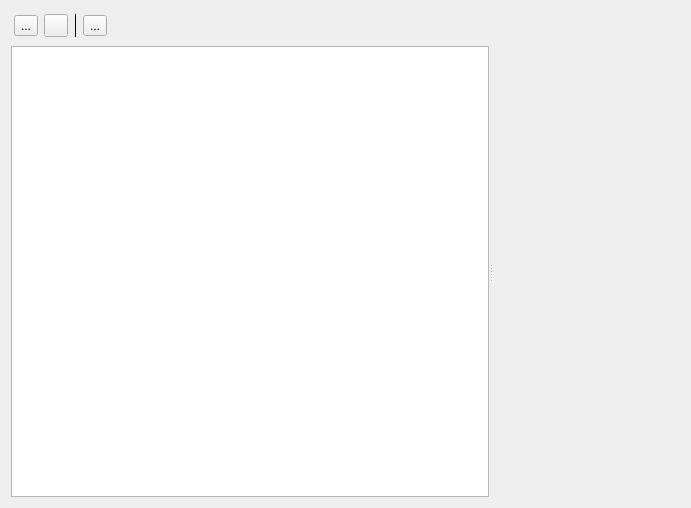
This is IntrinsicEd/src/IntrinsicEdManagerWindow.ui in begla/Intrinsic as Qt 5 draws it before an edit. The edited form follows.
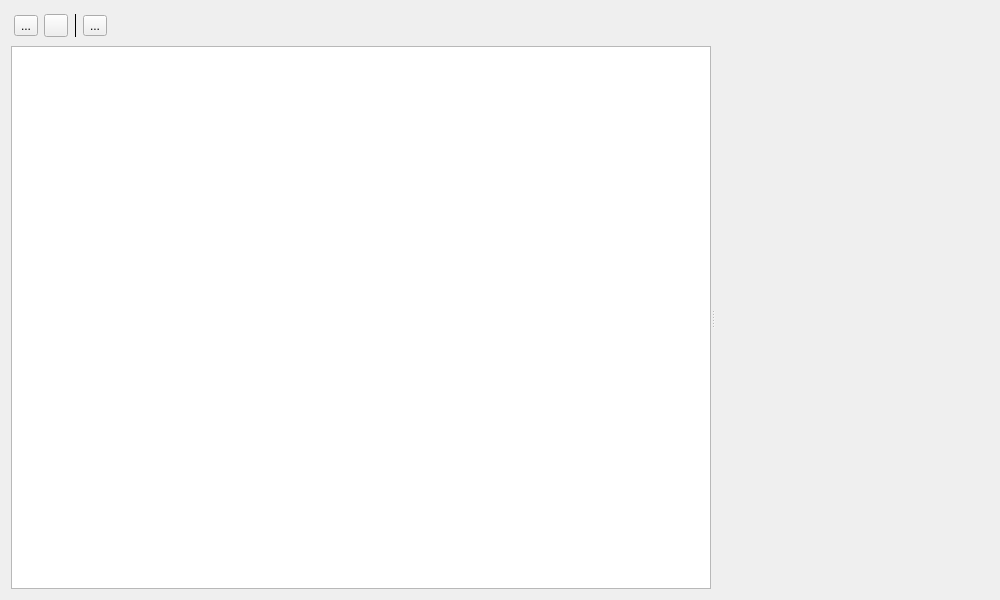
This is the edited form. Icons and pictures are not drawn. Custom widgets are drawn as their Qt base class.

Commit message: Tweaked IntrinsicEd default manager layout

The edit to the form file:
```diff
--- a/IntrinsicEd/src/IntrinsicEdManagerWindow.ui
+++ b/IntrinsicEd/src/IntrinsicEdManagerWindow.ui
@@ -6,8 +6,8 @@
    <rect>
     <x>0</x>
     <y>0</y>
-    <width>691</width>
-    <height>508</height>
+    <width>1000</width>
+    <height>600</height>
    </rect>
   </property>
   <property name="windowTitle">
```
Left out of the diff: 3 changed lines with no effect on the pictures. The commit also changes 2 other files.
